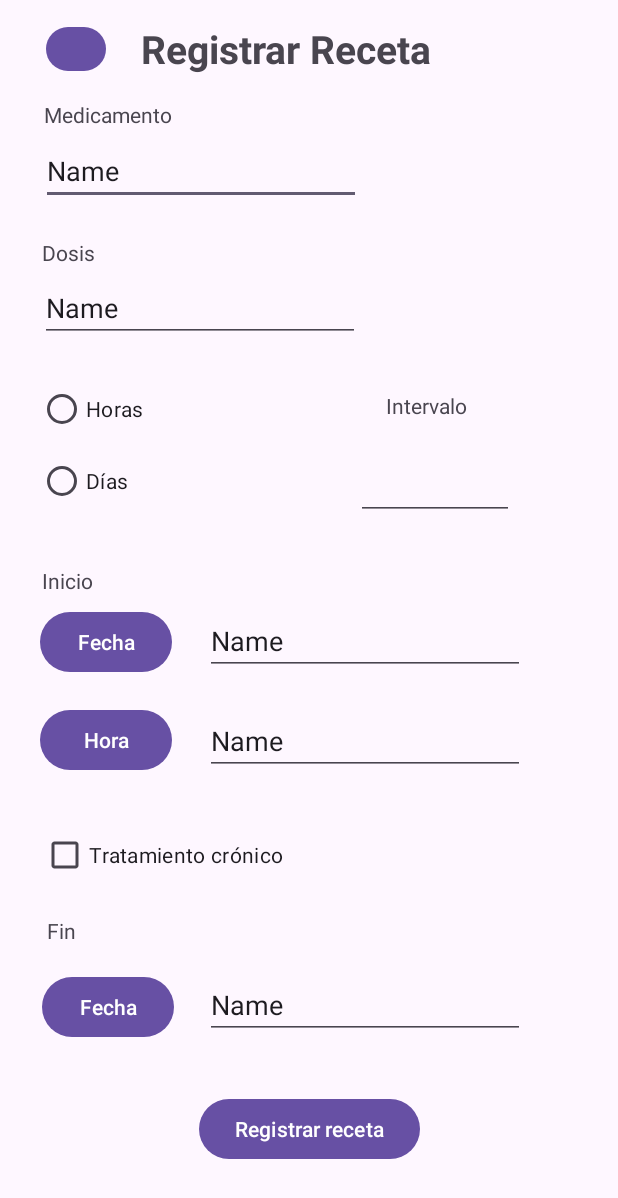
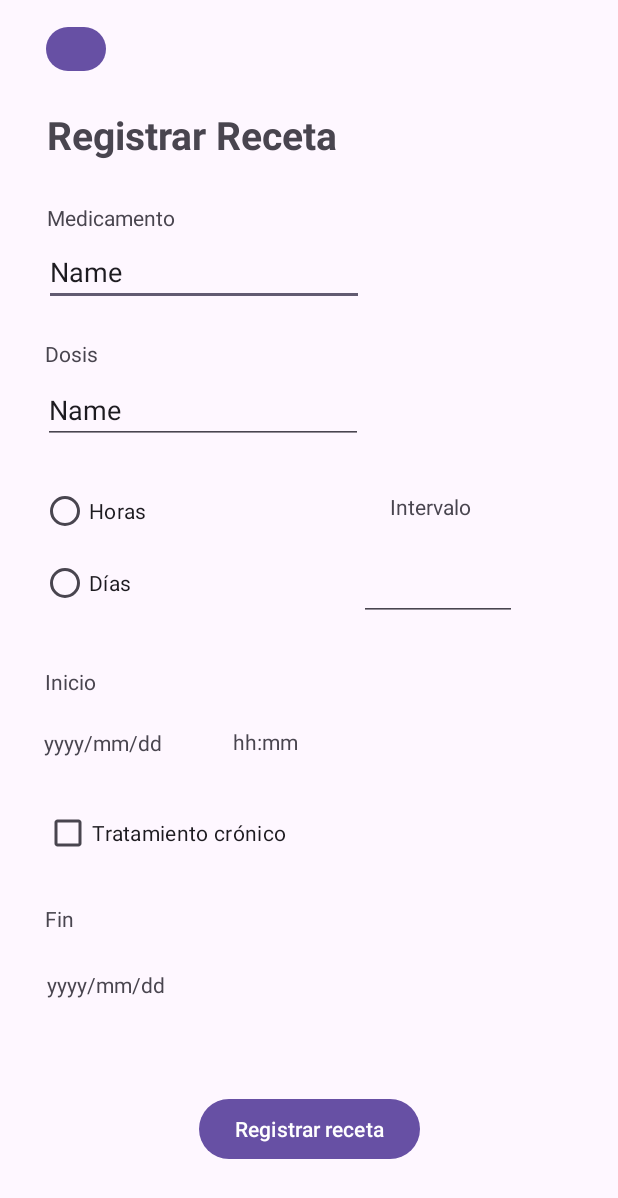
Before and after one commit to andu7u7/med-project, an Android app: the screen it shows after launch (MainActivity), on a phone screen of 412 x 824 dp. Shown: the top 1198 px of the screen. Run offline under Robolectric (Android 15) with nearby library versions, the phone set to English and light mode, and no system bars.

Commit message:
Visualización fecha/hora en RegistroMedicamento

```diff
--- a/app/src/main/java/com/example/medproject/MainActivity.java
+++ b/app/src/main/java/com/example/medproject/MainActivity.java
@@ -2,21 +2,31 @@ package com.example.medproject;
 
 import androidx.appcompat.app.AppCompatActivity;
 
+import android.app.DatePickerDialog;
+import android.app.TimePickerDialog;
 import android.content.ContentValues;
 import android.database.sqlite.SQLiteDatabase;
 import android.os.Bundle;
 import android.view.View;
 import android.widget.Button;
 import android.widget.CheckBox;
+import android.widget.DatePicker;
 import android.widget.EditText;
 import android.widget.RadioButton;
 import android.widget.RadioGroup;
+import android.widget.TextView;
+import android.widget.TimePicker;
 import android.widget.Toast;
+
+import org.w3c.dom.Text;
+
+import java.util.Calendar;
 
 public class MainActivity extends AppCompatActivity {
 
-    Button btnRegresar, btnFechaInicio, btnHoraInicio, btnFechaFin, btnRegistrar;
-    EditText txtNombreMedicamento, txtHoraInicio, txtFechaInicio, txtIntervalo, txtDosis, txtFechaFin;
+    Button btnRegresar, btnRegistrar;
+    EditText txtNombreMedicamento, txtIntervalo, txtDosis;
+    TextView txtFechaInicio, txtHoraInicio, txtFechaFin;
     RadioGroup rgIntervalo;
     RadioButton rbIntervaloDias, rbIntervaloHoras;
     CheckBox cbCronico;
@@ -37,6 +47,20 @@ public class MainActivity extends AppCompatActivity {
         txtDosis = findViewById(R.id.cantDosis);
         txtFechaFin = findViewById(R.id.txtFechaFin);
         cbCronico = findViewById(R.id.cbCronico);
+
+        txtFechaInicio.setOnClickListener(new View.OnClickListener() {
+            @Override
+            public void onClick(View v) {
+                abrirCalendario(txtFechaInicio);
+            }
+        });
+
+        txtFechaFin.setOnClickListener(new View.OnClickListener() {
+            @Override
+            public void onClick(View v) {
+                abrirCalendario(txtFechaFin);
+            }
+        });
     }
 
     public void registrar(View view) {
@@ -83,4 +107,35 @@ public class MainActivity extends AppCompatActivity {
         txtDosis.setText("");
         txtFechaFin.setText("");
     }
+
+    public void abrirCalendario(TextView txt) {
+        Calendar cal = Calendar.getInstance();
+        int year = cal.get(Calendar.YEAR);
+        int month = cal.get(Calendar.MONTH);
+        int day = cal.get(Calendar.DAY_OF_MONTH);
+
+        DatePickerDialog dpd = new DatePickerDialog(MainActivity.this, new DatePickerDialog.OnDateSetListener() {
+            @Override
+            public void onDateSet(DatePicker view, int year, int month, int dayOfMonth) {
+                String fecha =  year + "/" + (month + 1) + "/" + dayOfMonth;
+                txt.setText(fecha);
+            }
+        }, year, month, day);
+        dpd.show();
+    }
+
+    public void abrirHora(View view){
+        Calendar cal = Calendar.getInstance();
+        int hour = cal.get(Calendar.HOUR_OF_DAY);
+        int minute = cal.get(Calendar.MINUTE);
+
+        TimePickerDialog tpd = new TimePickerDialog(MainActivity.this, new TimePickerDialog.OnTimeSetListener() {
+            @Override
+            public void onTimeSet(TimePicker view, int hourOfDay, int minute) {
+                String hora = hourOfDay + ":" + minute;
+                txtHoraInicio.setText(hora);
+            }
+        }, hour, minute, true);
+        tpd.show();
+    }
 }
--- a/app/src/main/res/layout/activity_main.xml
+++ b/app/src/main/res/layout/activity_main.xml
@@ -27,10 +27,22 @@
         android:textStyle="bold"
         app:layout_constraintBottom_toBottomOf="parent"
         app:layout_constraintEnd_toEndOf="parent"
-        app:layout_constraintHorizontal_bias="0.43"
+        app:layout_constraintHorizontal_bias="0.143"
         app:layout_constraintStart_toStartOf="parent"
         app:layout_constraintTop_toTopOf="parent"
-        app:layout_constraintVertical_bias="0.019" />
+        app:layout_constraintVertical_bias="0.091" />
+
+    <TextView
+        android:id="@+id/textView2"
+        android:layout_width="wrap_content"
+        android:layout_height="wrap_content"
+        android:text="Medicamento"
+        app:layout_constraintBottom_toBottomOf="parent"
+        app:layout_constraintEnd_toEndOf="parent"
+        app:layout_constraintHorizontal_bias="0.095"
+        app:layout_constraintStart_toStartOf="parent"
+        app:layout_constraintTop_toTopOf="parent"
+        app:layout_constraintVertical_bias="0.168" />
 
     <EditText
         android:id="@+id/txtNombreMedicamento"
@@ -41,62 +53,48 @@
         android:text="Name"
         app:layout_constraintBottom_toBottomOf="parent"
         app:layout_constraintEnd_toEndOf="parent"
-        app:layout_constraintHorizontal_bias="0.138"
+        app:layout_constraintHorizontal_bias="0.148"
         app:layout_constraintStart_toStartOf="parent"
         app:layout_constraintTop_toTopOf="parent"
-        app:layout_constraintVertical_bias="0.117" />
+        app:layout_constraintVertical_bias="0.204" />
 
-    <Button
-        android:id="@+id/btnFechaInicio"
+    <TextView
+        android:id="@+id/textView4"
         android:layout_width="wrap_content"
         android:layout_height="wrap_content"
-        android:text="Fecha"
+        android:text="Intervalo"
         app:layout_constraintBottom_toBottomOf="parent"
         app:layout_constraintEnd_toEndOf="parent"
-        app:layout_constraintHorizontal_bias="0.083"
+        app:layout_constraintHorizontal_bias="0.727"
         app:layout_constraintStart_toStartOf="parent"
         app:layout_constraintTop_toTopOf="parent"
-        app:layout_constraintVertical_bias="0.521" />
+        app:layout_constraintVertical_bias="0.408" />
 
-    <Button
-        android:id="@+id/btnHoraInicio"
+    <TextView
+        android:id="@+id/txtFechaInicio"
         android:layout_width="wrap_content"
         android:layout_height="wrap_content"
-        android:text="Hora"
+        android:onClick="abrirCalendario"
+        android:text="yyyy/mm/dd"
         app:layout_constraintBottom_toBottomOf="parent"
         app:layout_constraintEnd_toEndOf="parent"
-        app:layout_constraintHorizontal_bias="0.083"
+        app:layout_constraintHorizontal_bias="0.087"
         app:layout_constraintStart_toStartOf="parent"
         app:layout_constraintTop_toTopOf="parent"
-        app:layout_constraintVertical_bias="0.605" />
+        app:layout_constraintVertical_bias="0.603" />
 
-    <EditText
+    <TextView
         android:id="@+id/txtHoraInicio"
         android:layout_width="wrap_content"
         android:layout_height="wrap_content"
-        android:ems="10"
-        android:inputType="text"
-        android:text="Name"
+        android:onClick="abrirHora"
+        android:text="hh:mm"
         app:layout_constraintBottom_toBottomOf="parent"
         app:layout_constraintEnd_toEndOf="parent"
-        app:layout_constraintHorizontal_bias="0.688"
+        app:layout_constraintHorizontal_bias="0.421"
         app:layout_constraintStart_toStartOf="parent"
         app:layout_constraintTop_toTopOf="parent"
-        app:layout_constraintVertical_bias="0.605" />
-
-    <EditText
-        android:id="@+id/txtFechaInicio"
-        android:layout_width="wrap_content"
-        android:layout_height="wrap_content"
-        android:ems="10"
-        android:inputType="text"
-        android:text="Name"
-        app:layout_constraintBottom_toBottomOf="parent"
-        app:layout_constraintEnd_toEndOf="parent"
-        app:layout_constraintHorizontal_bias="0.688"
-        app:layout_constraintStart_toStartOf="parent"
-        app:layout_constraintTop_toTopOf="parent"
-        app:layout_constraintVertical_bias="0.52" />
+        app:layout_constraintVertical_bias="0.602" />
 
     <TextView
         android:id="@+id/textView5"
@@ -105,23 +103,35 @@
         android:text="Inicio"
         app:layout_constraintBottom_toBottomOf="parent"
         app:layout_constraintEnd_toEndOf="parent"
-        app:layout_constraintHorizontal_bias="0.074"
+        app:layout_constraintHorizontal_bias="0.079"
         app:layout_constraintStart_toStartOf="parent"
         app:layout_constraintTop_toTopOf="parent"
-        app:layout_constraintVertical_bias="0.469" />
+        app:layout_constraintVertical_bias="0.553" />
 
-    <EditText
-        android:id="@+id/txtIntervalo"
-        android:layout_width="105dp"
-        android:layout_height="67dp"
-        android:ems="10"
-        android:inputType="number"
+    <TextView
+        android:id="@+id/txtFechaFin"
+        android:layout_width="wrap_content"
+        android:layout_height="wrap_content"
+        android:onClick="abrirCalendario"
+        android:text="yyyy/mm/dd"
         app:layout_constraintBottom_toBottomOf="parent"
         app:layout_constraintEnd_toEndOf="parent"
-        app:layout_constraintHorizontal_bias="0.774"
+        app:layout_constraintHorizontal_bias="0.093"
         app:layout_constraintStart_toStartOf="parent"
         app:layout_constraintTop_toTopOf="parent"
-        app:layout_constraintVertical_bias="0.369" />
+        app:layout_constraintVertical_bias="0.804" />
+
+    <CheckBox
+        android:id="@+id/cbCronico"
+        android:layout_width="wrap_content"
+        android:layout_height="wrap_content"
+        android:text="Tratamiento crónico"
+        app:layout_constraintBottom_toBottomOf="parent"
+        app:layout_constraintEnd_toEndOf="parent"
+        app:layout_constraintHorizontal_bias="0.116"
+        app:layout_constraintStart_toStartOf="parent"
+        app:layout_constraintTop_toTopOf="parent"
+        app:layout_constraintVertical_bias="0.685" />
 
     <RadioGroup
         android:id="@+id/rgIntervalo"
@@ -129,10 +139,10 @@
         android:layout_height="115dp"
         app:layout_constraintBottom_toBottomOf="parent"
         app:layout_constraintEnd_toEndOf="parent"
-        app:layout_constraintHorizontal_bias="0.101"
+        app:layout_constraintHorizontal_bias="0.109"
         app:layout_constraintStart_toStartOf="parent"
         app:layout_constraintTop_toTopOf="parent"
-        app:layout_constraintVertical_bias="0.351">
+        app:layout_constraintVertical_bias="0.447">
 
         <RadioButton
             android:id="@+id/rbIntervaloHoras"
@@ -147,18 +157,6 @@
             android:text="Días" />
     </RadioGroup>
 
-    <TextView
-        android:id="@+id/textView4"
-        android:layout_width="wrap_content"
-        android:layout_height="wrap_content"
-        android:text="Intervalo"
-        app:layout_constraintBottom_toBottomOf="parent"
-        app:layout_constraintEnd_toEndOf="parent"
-        app:layout_constraintHorizontal_bias="0.721"
-        app:layout_constraintStart_toStartOf="parent"
-        app:layout_constraintTop_toTopOf="parent"
-        app:layout_constraintVertical_bias="0.324" />
-
     <EditText
         android:id="@+id/cantDosis"
         android:layout_width="wrap_content"
@@ -168,48 +166,35 @@
         android:text="Name"
         app:layout_constraintBottom_toBottomOf="parent"
         app:layout_constraintEnd_toEndOf="parent"
-        app:layout_constraintHorizontal_bias="0.133"
+        app:layout_constraintHorizontal_bias="0.143"
         app:layout_constraintStart_toStartOf="parent"
         app:layout_constraintTop_toTopOf="parent"
-        app:layout_constraintVertical_bias="0.235" />
+        app:layout_constraintVertical_bias="0.322" />
+
+    <EditText
+        android:id="@+id/txtIntervalo"
+        android:layout_width="105dp"
+        android:layout_height="67dp"
+        android:ems="10"
+        android:inputType="number"
+        app:layout_constraintBottom_toBottomOf="parent"
+        app:layout_constraintEnd_toEndOf="parent"
+        app:layout_constraintHorizontal_bias="0.781"
+        app:layout_constraintStart_toStartOf="parent"
+        app:layout_constraintTop_toTopOf="parent"
+        app:layout_constraintVertical_bias="0.458" />
 
     <TextView
-        android:id="@+id/textView2"
+        android:id="@+id/textView3"
         android:layout_width="wrap_content"
         android:layout_height="wrap_content"
-        android:text="Medicamento"
+        android:text="Dosis"
         app:layout_constraintBottom_toBottomOf="parent"
         app:layout_constraintEnd_toEndOf="parent"
-        app:layout_constraintHorizontal_bias="0.089"
+        app:layout_constraintHorizontal_bias="0.079"
         app:layout_constraintStart_toStartOf="parent"
         app:layout_constraintTop_toTopOf="parent"
-        app:layout_constraintVertical_bias="0.083" />
-
-    <EditText
-        android:id="@+id/txtFechaFin"
-        android:layout_width="wrap_content"
-        android:layout_height="wrap_content"
-        android:ems="10"
-        android:inputType="text"
-        android:text="Name"
-        app:layout_constraintBottom_toBottomOf="parent"
-        app:layout_constraintEnd_toEndOf="parent"
-        app:layout_constraintHorizontal_bias="0.688"
-        app:layout_constraintStart_toStartOf="parent"
-        app:layout_constraintTop_toTopOf="parent"
-        app:layout_constraintVertical_bias="0.831" />
-
-    <Button
-        android:id="@+id/btnFechaFin"
-        android:layout_width="wrap_content"
-        android:layout_height="wrap_content"
-        android:text="Fecha"
-        app:layout_constraintBottom_toBottomOf="parent"
-        app:layout_constraintEnd_toEndOf="parent"
-        app:layout_constraintHorizontal_bias="0.086"
-        app:layout_constraintStart_toStartOf="parent"
-        app:layout_constraintTop_toTopOf="parent"
-        app:layout_constraintVertical_bias="0.834" />
+        app:layout_constraintVertical_bias="0.281" />
 
     <TextView
         android:id="@+id/textView6"
@@ -218,34 +203,10 @@
         android:text="Fin"
         app:layout_constraintBottom_toBottomOf="parent"
         app:layout_constraintEnd_toEndOf="parent"
-        app:layout_constraintHorizontal_bias="0.079"
+        app:layout_constraintHorizontal_bias="0.076"
         app:layout_constraintStart_toStartOf="parent"
         app:layout_constraintTop_toTopOf="parent"
-        app:layout_constraintVertical_bias="0.759" />
-
-    <CheckBox
-        android:id="@+id/cbCronico"
-        android:layout_width="wrap_content"
-        android:layout_height="wrap_content"
-        android:text="Tratamiento crónico"
-        app:layout_constraintBottom_toBottomOf="parent"
-        app:layout_constraintEnd_toEndOf="parent"
-        app:layout_constraintHorizontal_bias="0.108"
-        app:layout_constraintStart_toStartOf="parent"
-        app:layout_constraintTop_toTopOf="parent"
-        app:layout_constraintVertical_bias="0.704" />
-
-    <TextView
-        android:id="@+id/textView3"
-        android:layout_width="wrap_content"
-        android:layout_height="wrap_content"
-        android:text="Dosis"
-        app:layout_constraintBottom_toBottomOf="parent"
-        app:layout_constraintEnd_toEndOf="parent"
-        app:layout_constraintHorizontal_bias="0.074"
-        app:layout_constraintStart_toStartOf="parent"
-        app:layout_constraintTop_toTopOf="parent"
-        app:layout_constraintVertical_bias="0.197" />
+        app:layout_constraintVertical_bias="0.749" />
 
     <Button
         android:id="@+id/btnRegistrar"
```
